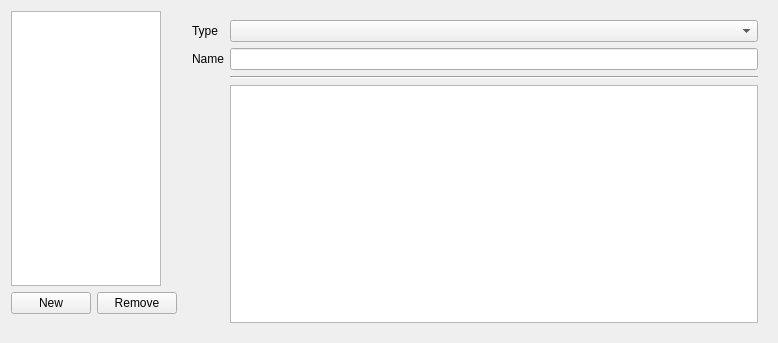
Old version of the form qt_ui/AnnotationEditor.ui in the repository FilmColors/VIAN.
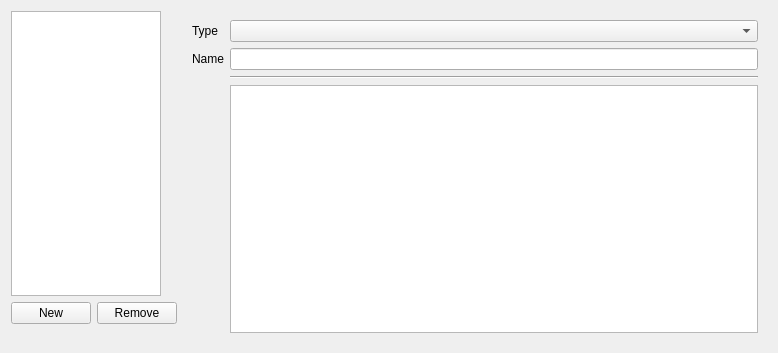
New version of the form.

```diff
--- a/qt_ui/AnnotationEditor.ui
+++ b/qt_ui/AnnotationEditor.ui
@@ -7,7 +7,7 @@
     <x>0</x>
     <y>0</y>
     <width>778</width>
-    <height>343</height>
+    <height>353</height>
    </rect>
   </property>
   <property name="windowTitle">
```
Left out of the diff: 26 changed lines with no effect on the pictures.
